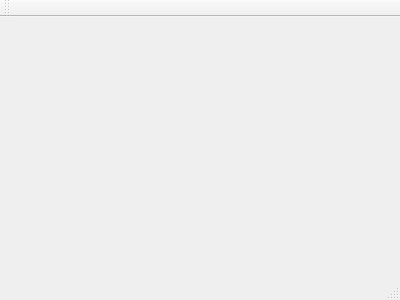
Above: modules/ControlGUI/ControlGUI/mainwindow.ui from YCP-Swarm-Robotics-Capstone-2020-2021/SRCSim before the change. Below: the same form after it.
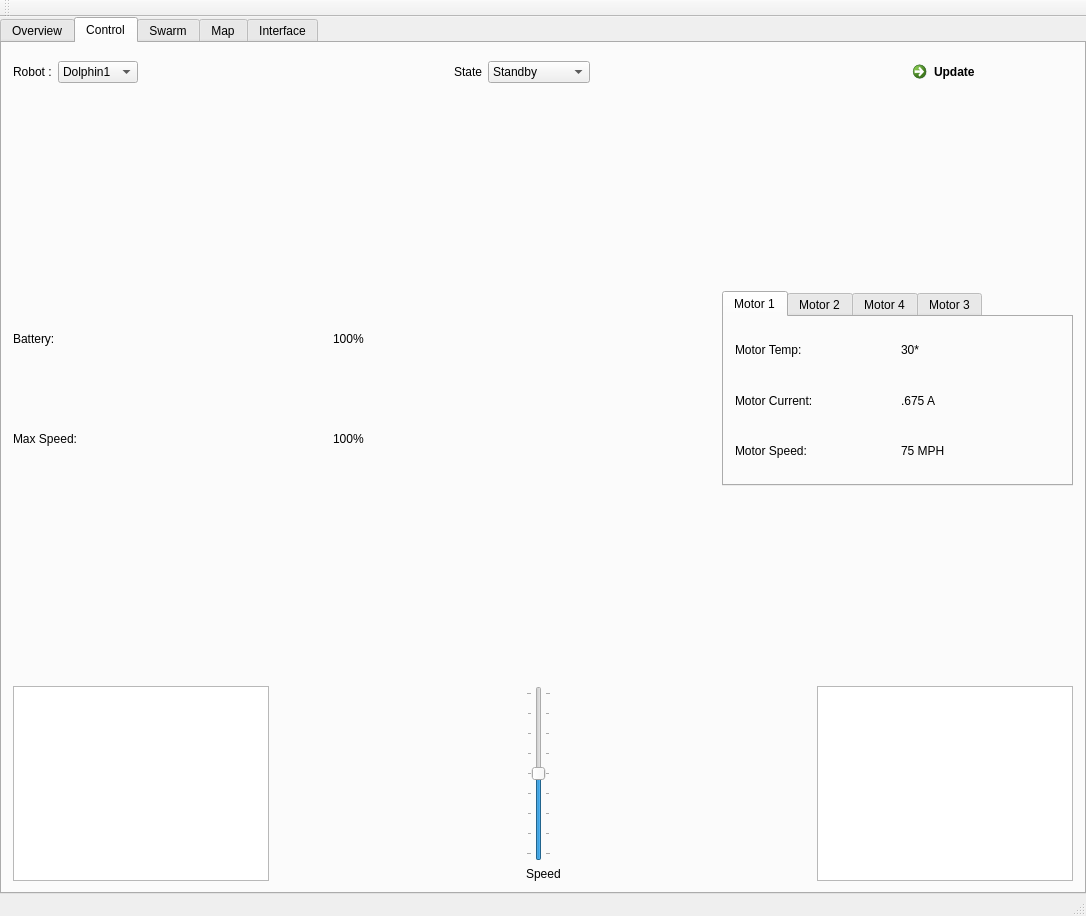
That is the form after the change. The open tabs and pages were chosen to show the change.

```diff
--- a/modules/ControlGUI/ControlGUI/mainwindow.ui
+++ b/modules/ControlGUI/ControlGUI/mainwindow.ui
@@ -1,24 +1,571 @@
 <ui version="4.0">
  <class>MainWindow</class>
- <widget class="QMainWindow" name="MainWindow" >
-  <property name="geometry" >
+ <widget class="QMainWindow" name="MainWindow">
+  <property name="geometry">
    <rect>
     <x>0</x>
     <y>0</y>
-    <width>400</width>
-    <height>300</height>
+    <width>1086</width>
+    <height>916</height>
    </rect>
   </property>
   <property name="windowTitle" >
    <string>MainWindow</string>
   </property>
-  <widget class="QMenuBar" name="menuBar" />
-  <widget class="QToolBar" name="mainToolBar" />
-  <widget class="QWidget" name="centralWidget" />
-  <widget class="QStatusBar" name="statusBar" />
+  <widget class="QWidget" name="centralWidget">
+   <layout class="QGridLayout" name="mainGridLayout">
+    <property name="leftMargin">
+     <number>0</number>
+    </property>
+    <property name="topMargin">
+     <number>0</number>
+    </property>
+    <property name="rightMargin">
+     <number>0</number>
+    </property>
+    <property name="bottomMargin">
+     <number>0</number>
+    </property>
+    <property name="spacing">
+     <number>0</number>
+    </property>
+    <item row="0" column="0">
+     <widget class="QTabWidget" name="controlTab">
+      <property name="currentIndex">
+       <number>2</number>
+      </property>
+      <widget class="QWidget" name="overviewTap">
+       <attribute name="title">
+        <string>Overview</string>
+       </attribute>
+      </widget>
+      <widget class="QWidget" name="controlTab">
+       <attribute name="title">
+        <string>Control</string>
+       </attribute>
+       <layout class="QVBoxLayout" name="verticalLayout_3">
+        <item>
+         <layout class="QHBoxLayout" name="horizontalLayout_2">
+          <item>
+           <widget class="QLabel" name="label">
+            <property name="text">
+             <string>Robot :</string>
+            </property>
+           </widget>
+          </item>
+          <item>
+           <widget class="QComboBox" name="comboBox">
+            <item>
+             <property name="text">
+              <string>Dolphin1</string>
+             </property>
+            </item>
+            <item>
+             <property name="text">
+              <string>Dolphin2</string>
+             </property>
+            </item>
+            <item>
+             <property name="text">
+              <string>Dolphin3</string>
+             </property>
+            </item>
+           </widget>
+          </item>
+          <item>
+           <spacer name="horizontalSpacer_3">
+            <property name="orientation">
+             <enum>Qt::Horizontal</enum>
+            </property>
+            <property name="sizeHint" stdset="0">
+             <size>
+              <width>58</width>
+              <height>20</height>
+             </size>
+            </property>
+           </spacer>
+          </item>
+          <item>
+           <widget class="QLabel" name="label_2">
+            <property name="text">
+             <string>State</string>
+            </property>
+           </widget>
+          </item>
+          <item>
+           <widget class="QComboBox" name="comboBox_2">
+            <item>
+             <property name="text">
+              <string>Standby</string>
+             </property>
+            </item>
+            <item>
+             <property name="text">
+              <string>AllStop</string>
+             </property>
+            </item>
+            <item>
+             <property name="text">
+              <string>Teleop</string>
+             </property>
+            </item>
+            <item>
+             <property name="text">
+              <string>Swarm Mode</string>
+             </property>
+            </item>
+            <item>
+             <property name="text">
+              <string>Demo Mode</string>
+             </property>
+            </item>
+           </widget>
+          </item>
+          <item>
+           <spacer name="horizontalSpacer_4">
+            <property name="orientation">
+             <enum>Qt::Horizontal</enum>
+            </property>
+            <property name="sizeHint" stdset="0">
+             <size>
+              <width>58</width>
+              <height>20</height>
+             </size>
+            </property>
+           </spacer>
+          </item>
+          <item>
+           <widget class="QCommandLinkButton" name="commandLinkButton">
+            <property name="text">
+             <string>Update </string>
+            </property>
+           </widget>
+          </item>
+         </layout>
+        </item>
+        <item>
+         <spacer name="verticalSpacer_2">
+          <property name="orientation">
+           <enum>Qt::Vertical</enum>
+          </property>
+          <property name="sizeHint" stdset="0">
+           <size>
+            <width>20</width>
+            <height>177</height>
+           </size>
+          </property>
+         </spacer>
+        </item>
+        <item>
+         <layout class="QHBoxLayout" name="horizontalLayout_5">
+          <item>
+           <layout class="QVBoxLayout" name="verticalLayout_2">
+            <item>
+             <layout class="QHBoxLayout" name="horizontalLayout_3">
+              <item>
+               <widget class="QLabel" name="label_3">
+                <property name="text">
+                 <string>Battery:</string>
+                </property>
+               </widget>
+              </item>
+              <item>
+               <spacer name="horizontalSpacer_5">
+                <property name="orientation">
+                 <enum>Qt::Horizontal</enum>
+                </property>
+                <property name="sizeHint" stdset="0">
+                 <size>
+                  <width>40</width>
+                  <height>20</height>
+                 </size>
+                </property>
+               </spacer>
+              </item>
+              <item>
+               <widget class="QLabel" name="label_5">
+                <property name="text">
+                 <string>100%</string>
+                </property>
+               </widget>
+              </item>
+             </layout>
+            </item>
+            <item>
+             <layout class="QHBoxLayout" name="horizontalLayout_4">
+              <item>
+               <widget class="QLabel" name="label_4">
+                <property name="text">
+                 <string>Max Speed:</string>
+                </property>
+               </widget>
+              </item>
+              <item>
+               <spacer name="horizontalSpacer_6">
+                <property name="orientation">
+                 <enum>Qt::Horizontal</enum>
+                </property>
+                <property name="sizeHint" stdset="0">
+                 <size>
+                  <width>40</width>
+                  <height>20</height>
+                 </size>
+                </property>
+               </spacer>
+              </item>
+              <item>
+               <widget class="QLabel" name="label_6">
+                <property name="text">
+                 <string>100%</string>
+                </property>
+               </widget>
+              </item>
+             </layout>
+            </item>
+           </layout>
+          </item>
+          <item>
+           <spacer name="horizontalSpacer_7">
+            <property name="orientation">
+             <enum>Qt::Horizontal</enum>
+            </property>
+            <property name="sizeHint" stdset="0">
+             <size>
+              <width>208</width>
+              <height>20</height>
+             </size>
+            </property>
+           </spacer>
+          </item>
+          <item>
+           <widget class="QTabWidget" name="tabWidget">
+            <property name="currentIndex">
+             <number>0</number>
+            </property>
+            <widget class="QWidget" name="motor1tab">
+             <attribute name="title">
+              <string>Motor 1</string>
+             </attribute>
+             <layout class="QGridLayout" name="gridLayout_2">
+              <item row="0" column="0">
+               <widget class="QLabel" name="label_32">
+                <property name="text">
+                 <string>Motor Temp:</string>
+                </property>
+               </widget>
+              </item>
+              <item row="0" column="1">
+               <widget class="QLabel" name="label_35">
+                <property name="text">
+                 <string>30*</string>
+                </property>
+               </widget>
+              </item>
+              <item row="1" column="0">
+               <widget class="QLabel" name="label_33">
+                <property name="text">
+                 <string>Motor Current:</string>
+                </property>
+               </widget>
+              </item>
+              <item row="1" column="1">
+               <widget class="QLabel" name="label_36">
+                <property name="text">
+                 <string>.675 A</string>
+                </property>
+               </widget>
+              </item>
+              <item row="2" column="0">
+               <widget class="QLabel" name="label_37">
+                <property name="text">
+                 <string>Motor Speed:</string>
+                </property>
+               </widget>
+              </item>
+              <item row="2" column="1">
+               <widget class="QLabel" name="label_34">
+                <property name="text">
+                 <string>75 MPH</string>
+                </property>
+               </widget>
+              </item>
+             </layout>
+            </widget>
+            <widget class="QWidget" name="motor2tab">
+             <attribute name="title">
+              <string>Motor 2</string>
+             </attribute>
+             <layout class="QGridLayout" name="gridLayout_3">
+              <item row="0" column="0">
+               <widget class="QLabel" name="label_20">
+                <property name="text">
+                 <string>Motor Temp:</string>
+                </property>
+               </widget>
+              </item>
+              <item row="0" column="1">
+               <widget class="QLabel" name="label_23">
+                <property name="text">
+                 <string>30*</string>
+                </property>
+               </widget>
+              </item>
+              <item row="1" column="0">
+               <widget class="QLabel" name="label_21">
+                <property name="text">
+                 <string>Motor Current:</string>
+                </property>
+               </widget>
+              </item>
+              <item row="1" column="1">
+               <widget class="QLabel" name="label_24">
+                <property name="text">
+                 <string>.675 A</string>
+                </property>
+               </widget>
+              </item>
+              <item row="2" column="0">
+               <widget class="QLabel" name="label_25">
+                <property name="text">
+                 <string>Motor Speed:</string>
+                </property>
+               </widget>
+              </item>
+              <item row="2" column="1">
+               <widget class="QLabel" name="label_22">
+                <property name="text">
+                 <string>75 MPH</string>
+                </property>
+               </widget>
+              </item>
+             </layout>
+            </widget>
+            <widget class="QWidget" name="motor4tab">
+             <attribute name="title">
+              <string>Motor 4</string>
+             </attribute>
+             <layout class="QGridLayout" name="gridLayout_5">
+              <item row="0" column="0">
+               <widget class="QLabel" name="label_8">
+                <property name="text">
+                 <string>Motor Temp:</string>
+                </property>
+               </widget>
+              </item>
+              <item row="0" column="1">
+               <widget class="QLabel" name="label_9">
+                <property name="text">
+                 <string>30*</string>
+                </property>
+               </widget>
+              </item>
+              <item row="1" column="0">
+               <widget class="QLabel" name="label_10">
+                <property name="text">
+                 <string>Motor Current:</string>
+                </property>
+               </widget>
+              </item>
+              <item row="1" column="1">
+               <widget class="QLabel" name="label_11">
+                <property name="text">
+                 <string>.675 A</string>
+                </property>
+               </widget>
+              </item>
+              <item row="2" column="0">
+               <widget class="QLabel" name="label_12">
+                <property name="text">
+                 <string>Motor Speed:</string>
+                </property>
+               </widget>
+              </item>
+              <item row="2" column="1">
+               <widget class="QLabel" name="label_13">
+                <property name="text">
+                 <string>75 MPH</string>
+                </property>
+               </widget>
+              </item>
+             </layout>
+            </widget>
+            <widget class="QWidget" name="motor3tab">
+             <attribute name="title">
+              <string>Motor 3</string>
+             </attribute>
+             <layout class="QGridLayout" name="gridLayout_4">
+              <item row="0" column="0">
+               <widget class="QLabel" name="label_26">
+                <property name="text">
+                 <string>Motor Temp:</string>
+                </property>
+               </widget>
+              </item>
+              <item row="0" column="1">
+               <widget class="QLabel" name="label_29">
+                <property name="text">
+                 <string>30*</string>
+                </property>
+               </widget>
+              </item>
+              <item row="1" column="0">
+               <widget class="QLabel" name="label_27">
+                <property name="text">
+                 <string>Motor Current:</string>
+                </property>
+               </widget>
+              </item>
+              <item row="1" column="1">
+               <widget class="QLabel" name="label_30">
+                <property name="text">
+                 <string>.675 A</string>
+                </property>
+               </widget>
+              </item>
+              <item row="2" column="0">
+               <widget class="QLabel" name="label_31">
+                <property name="text">
+                 <string>Motor Speed:</string>
+                </property>
+               </widget>
+              </item>
+              <item row="2" column="1">
+               <widget class="QLabel" name="label_28">
+                <property name="text">
+                 <string>75 MPH</string>
+                </property>
+               </widget>
+              </item>
+             </layout>
+            </widget>
+           </widget>
+          </item>
+         </layout>
+        </item>
+        <item>
+         <spacer name="verticalSpacer_3">
+          <property name="orientation">
+           <enum>Qt::Vertical</enum>
+          </property>
+          <property name="sizeHint" stdset="0">
+           <size>
+            <width>20</width>
+            <height>177</height>
+           </size>
+          </property>
+         </spacer>
+        </item>
+        <item>
+         <layout class="QHBoxLayout" name="horizontalLayout">
+          <item>
+           <widget class="QTextBrowser" name="textBrowser"/>
+          </item>
+          <item>
+           <spacer name="horizontalSpacer">
+            <property name="orientation">
+             <enum>Qt::Horizontal</enum>
+            </property>
+            <property name="sizeHint" stdset="0">
+             <size>
+              <width>148</width>
+              <height>20</height>
+             </size>
+            </property>
+           </spacer>
+          </item>
+          <item>
+           <layout class="QVBoxLayout" name="verticalLayout">
+            <item>
+             <widget class="QSlider" name="verticalSlider">
+              <property name="minimum">
+               <number>-100</number>
+              </property>
+              <property name="maximum">
+               <number>100</number>
+              </property>
+              <property name="singleStep">
+               <number>5</number>
+              </property>
+              <property name="orientation">
+               <enum>Qt::Vertical</enum>
+              </property>
+              <property name="tickPosition">
+               <enum>QSlider::TicksBothSides</enum>
+              </property>
+              <property name="tickInterval">
+               <number>25</number>
+              </property>
+             </widget>
+            </item>
+            <item>
+             <widget class="QLabel" name="label_7">
+              <property name="text">
+               <string>Speed</string>
+              </property>
+             </widget>
+            </item>
+           </layout>
+          </item>
+          <item>
+           <spacer name="horizontalSpacer_2">
+            <property name="orientation">
+             <enum>Qt::Horizontal</enum>
+            </property>
+            <property name="sizeHint" stdset="0">
+             <size>
+              <width>148</width>
+              <height>20</height>
+             </size>
+            </property>
+           </spacer>
+          </item>
+          <item>
+           <widget class="QTextBrowser" name="textBrowser_2"/>
+          </item>
+         </layout>
+        </item>
+       </layout>
+      </widget>
+      <widget class="QWidget" name="swarmTab">
+       <attribute name="title">
+        <string>Swarm</string>
+       </attribute>
+      </widget>
+      <widget class="QWidget" name="mapTab">
+       <attribute name="title">
+        <string>Map</string>
+       </attribute>
+      </widget>
+      <widget class="QWidget" name="interfaceTab">
+       <attribute name="title">
+        <string>Interface</string>
+       </attribute>
+      </widget>
+     </widget>
+    </item>
+   </layout>
+  </widget>
+  <widget class="QMenuBar" name="menuBar">
+   <property name="geometry">
+    <rect>
+     <x>0</x>
+     <y>0</y>
+     <width>1086</width>
+     <height>25</height>
+    </rect>
+   </property>
+  </widget>
+  <widget class="QToolBar" name="mainToolBar">
+   <attribute name="toolBarArea">
+    <enum>TopToolBarArea</enum>
+   </attribute>
+   <attribute name="toolBarBreak">
+    <bool>false</bool>
+   </attribute>
+  </widget>
+  <widget class="QStatusBar" name="statusBar"/>
  </widget>
- <layoutDefault spacing="6" margin="11" />
- <pixmapfunction></pixmapfunction>
+ <layoutdefault spacing="6" margin="11"/>
  <resources/>
  <connections/>
 </ui>
```
Left out of the diff: 3 changed lines with no effect on the pictures.
